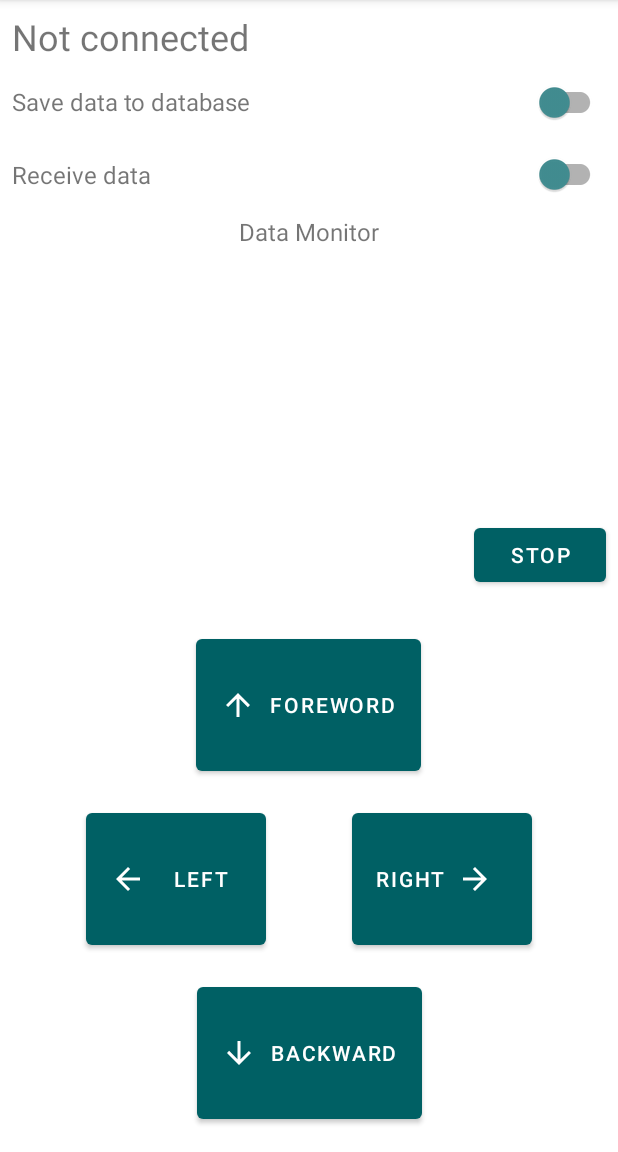
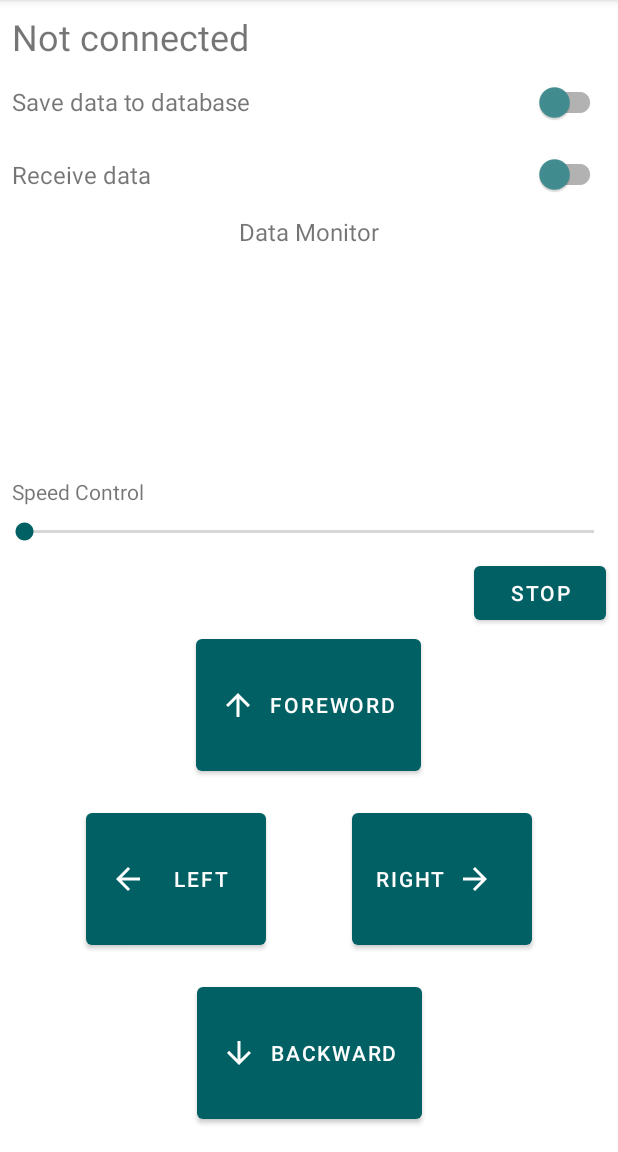
Before and after one commit to Youssef554/IEEE_Karty, an Android app: the ControlActivity screen opened directly, with no data from a screen before it, on a phone screen of 412 x 824 dp, the part 84-1236 px from its top. Run offline under Robolectric (Android 15) with nearby library versions, the phone set to English and light mode, and no system bars; our stand-ins replace Dagger/Hilt's generated code, Room's generated code; 4 statements that could not run were skipped.

Commit message:
added the speed control

```diff
--- a/app/src/main/res/layout/activity_control.xml
+++ b/app/src/main/res/layout/activity_control.xml
@@ -11,7 +11,7 @@
         android:layout_width="match_parent"
         android:layout_height="0dp"
         android:layout_marginTop="8dp"
-        android:layout_marginBottom="90dp"
+        android:layout_marginBottom="110dp"
         app:layout_constraintBottom_toTopOf="@+id/btn_GoForeword"
         app:layout_constraintEnd_toEndOf="parent"
         app:layout_constraintHorizontal_bias="0.498"
@@ -129,11 +129,11 @@
         android:id="@+id/btn_Stop"
         android:layout_width="wrap_content"
         android:layout_height="wrap_content"
-        android:layout_marginTop="16dp"
+        android:layout_marginTop="8dp"
         android:layout_marginEnd="8dp"
         android:text="Stop"
         app:layout_constraintEnd_toEndOf="parent"
-        app:layout_constraintTop_toBottomOf="@+id/rv_DataMonitor" />
+        app:layout_constraintTop_toBottomOf="@+id/sb_SpeedControl" />
 
     <androidx.appcompat.widget.SwitchCompat
         android:id="@+id/sw_IsReceivingEnabled"
@@ -143,4 +143,24 @@
         app:layout_constraintEnd_toEndOf="parent"
         app:layout_constraintTop_toBottomOf="@+id/sw_IsDataSaved" />
 
+    <SeekBar
+        android:id="@+id/sb_SpeedControl"
+        android:layout_width="0dp"
+        android:layout_height="wrap_content"
+        android:layout_marginTop="8dp"
+        app:layout_constraintEnd_toEndOf="parent"
+        app:layout_constraintHorizontal_bias="0.5"
+        app:layout_constraintStart_toStartOf="parent"
+        app:layout_constraintTop_toBottomOf="@+id/textView5" />
+
+    <TextView
+        android:id="@+id/textView5"
+        android:layout_width="wrap_content"
+        android:layout_height="wrap_content"
+        android:layout_marginStart="8dp"
+        android:layout_marginTop="8dp"
+        android:text="Speed Control"
+        app:layout_constraintStart_toStartOf="parent"
+        app:layout_constraintTop_toBottomOf="@+id/rv_DataMonitor" />
+
 </androidx.constraintlayout.widget.ConstraintLayout>
```
